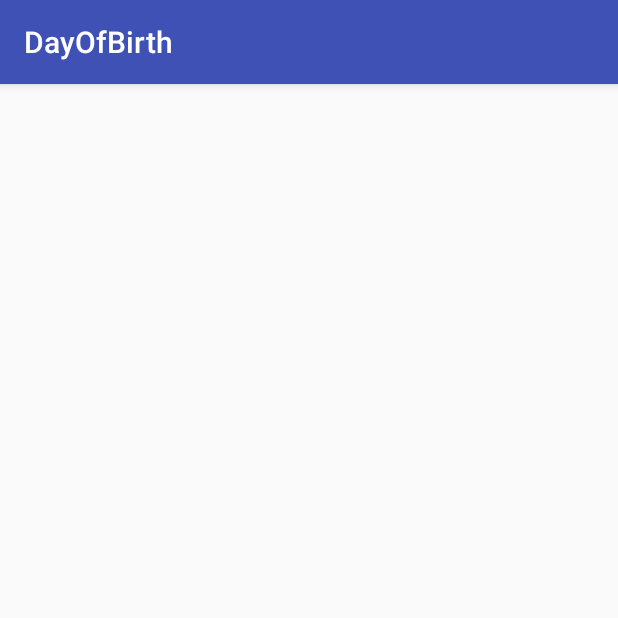
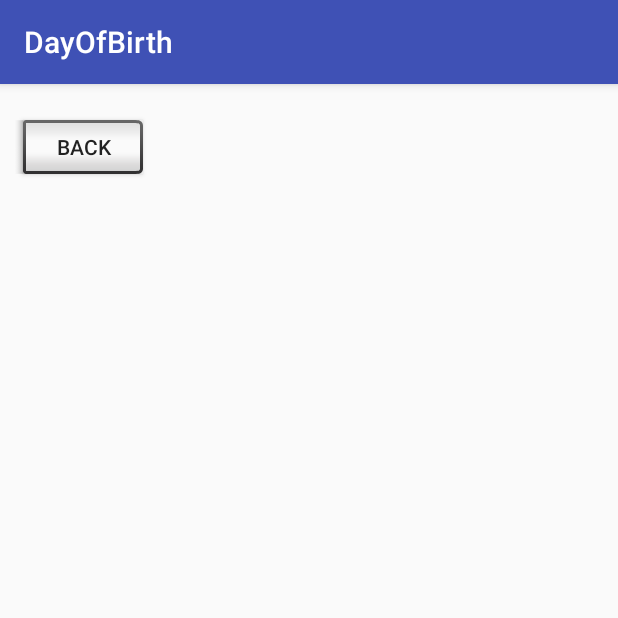
Before and after one commit to smeesathit/Android-DayOfBirth, an Android app: the ResultActivity screen opened directly, with no data from a screen before it, on a phone screen of 412 x 824 dp, the top half of it. Run offline under Robolectric (Android 15) with nearby library versions, the phone set to English and light mode, and no system bars.

Commit message:
Open another activity with data.

```diff
--- a/app/src/main/java/th/ac/snru/dayofbirth/InputActivity.java
+++ b/app/src/main/java/th/ac/snru/dayofbirth/InputActivity.java
@@ -1,5 +1,6 @@
 package th.ac.snru.dayofbirth;
 
+import android.content.Intent;
 import android.support.v7.app.AppCompatActivity;
 import android.os.Bundle;
 import android.view.View;
@@ -27,7 +28,17 @@ public class InputActivity extends AppCompatActivity implements View.OnClickList
         if (dateEditText.getText().toString().trim().equals("")) {
             Toast.makeText(getBaseContext(), R.string.dateError, Toast.LENGTH_SHORT).show();
         } else {
-            Toast.makeText(getBaseContext(), "Birth day: " + dateEditText.getText().toString(), Toast.LENGTH_SHORT).show();
+            // Toast.makeText(getBaseContext(), "Birth day: " + dateEditText.getText().toString(), Toast.LENGTH_SHORT).show();
+            Intent intent = new Intent(getBaseContext(), ResultActivity.class);
+
+            // Set data
+            String bDate;
+
+            bDate = dateEditText.getText().toString();
+            intent.putExtra("date", bDate);
+
+            // open another Activity
+            startActivity(intent);
         }
 
     } // End onClick
--- a/app/src/main/java/th/ac/snru/dayofbirth/ResultActivity.java
+++ b/app/src/main/java/th/ac/snru/dayofbirth/ResultActivity.java
@@ -1,13 +1,31 @@
 package th.ac.snru.dayofbirth;
 
+import android.content.Intent;
 import android.support.v7.app.AppCompatActivity;
 import android.os.Bundle;
+import android.view.View;
+import android.widget.Button;
+import android.widget.Toast;
 
-public class ResultActivity extends AppCompatActivity {
+public class ResultActivity extends AppCompatActivity implements View.OnClickListener{
 
     @Override
     protected void onCreate(Bundle savedInstanceState) {
         super.onCreate(savedInstanceState);
         setContentView(R.layout.activity_result);
-    }
-}
+
+        Intent intent = getIntent();
+        String dateString = intent.getStringExtra("date");
+
+        String message = "Input date = " + dateString;
+        Toast.makeText(getBaseContext(), message, Toast.LENGTH_SHORT).show();
+        Button backButton = (Button)findViewById(R.id.backButton);
+        backButton.setOnClickListener(this);
+    }// End onCreate
+
+
+        @Override
+        public void onClick(View v) {
+            finish();
+        } // End onClick
+    } // End ResultActivity
--- a/app/src/main/res/layout/activity_result.xml
+++ b/app/src/main/res/layout/activity_result.xml
@@ -1,9 +1,22 @@
 <?xml version="1.0" encoding="utf-8"?>
-<android.support.constraint.ConstraintLayout xmlns:android="http://schemas.android.com/apk/res/android"
-    xmlns:app="http://schemas.android.com/apk/res-auto"
+<LinearLayout xmlns:android="http://schemas.android.com/apk/res/android"
     xmlns:tools="http://schemas.android.com/tools"
     android:layout_width="match_parent"
     android:layout_height="match_parent"
-    tools:context="th.ac.snru.dayofbirth.ResultActivity">
+    android:orientation="vertical"
+    android:paddingBottom="10dp"
+    android:paddingLeft="10dp"
+    android:paddingRight="10dp"
+    android:paddingTop="10dp">
 
-</android.support.constraint.ConstraintLayout>
+
+
+    <Button
+        android:id="@+id/backButton"
+        style="@android:style/Widget.DeviceDefault.Button.Inset"
+        android:layout_width="wrap_content"
+        android:layout_height="wrap_content"
+        android:layout_marginTop="10dp"
+        android:text="@string/backButton" />
+
+</LinearLayout>
--- a/app/src/main/res/values/strings.xml
+++ b/app/src/main/res/values/strings.xml
@@ -4,4 +4,5 @@
     <string name="dateHint">dd-mm-yyyy</string>
     <string name="predictButton">Predict</string>
     <string name="dateError">Please enter birth date!</string>
+    <string name="backButton">Back</string>
 </resources>
```
Also changed, not shown: 1 other file.
